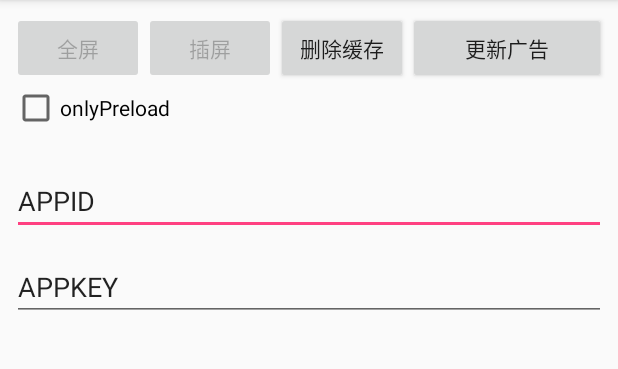
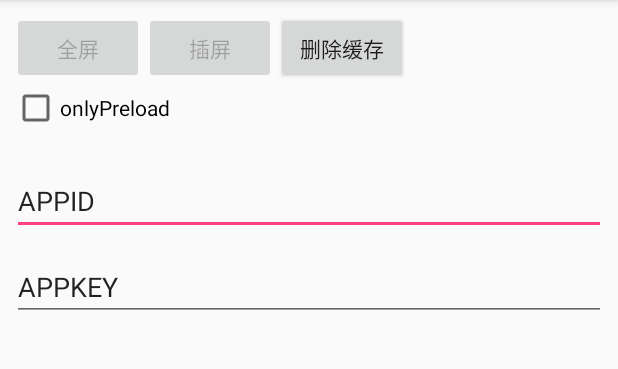
Before and after one commit to centrixlink/Centrixlink-Android-SDK, an Android app: the screen it shows after launch (MainActivity), on a phone screen of 412 x 824 dp, the part 84-453 px from its top. Run offline under Robolectric (Android 15) with nearby library versions, the phone set to English and light mode, and no system bars; libraries missing offline, so code that uses them is left out: com.centrixlink; 6 statements that could not run were skipped.

Commit message:
更新SDK版本至1.0.120 移除SDK preloadADListRequest方法 优化首次启动广告请求逻辑 优化部分手机SSL链接错误 优化视频广告跳转IEC效率

```diff
--- a/sample/app/src/main/java/com/centrixlink/sample/MainActivity.java
+++ b/sample/app/src/main/java/com/centrixlink/sample/MainActivity.java
@@ -78,7 +78,6 @@ public class MainActivity extends AppCompatActivity {
 
         final Button button1 =(Button) findViewById(R.id.interscreen);
         final Button button2 =(Button) findViewById(R.id.cleanPreload);
-        Button button3 =(Button) findViewById(R.id.updatePreload);
         button.setEnabled(false);
         button1.setEnabled(false);
 
@@ -130,12 +129,6 @@ public class MainActivity extends AppCompatActivity {
             @Override
             public void onClick(View v) {
                 centrixlink.resetPreloadCache();
-            }
-        });
-        button3.setOnClickListener(new View.OnClickListener() {
-            @Override
-            public void onClick(View v) {
-                centrixlink.preloadADListRequest();
             }
         });
         EventListener eventListener =  new EventListener() {
--- a/sample/app/src/main/res/layout/activity_main.xml
+++ b/sample/app/src/main/res/layout/activity_main.xml
@@ -64,25 +64,8 @@
         <TextView
             android:layout_width="match_parent"
             android:layout_height="wrap_content"
-            android:id="@+id/logTextView"
-            android:layout_alignParentLeft="true"
-            android:layout_alignParentStart="true"
-            android:layout_alignParentRight="true"
-            android:layout_alignParentEnd="true"
-            android:layout_alignParentBottom="true" />
+            android:id="@+id/logTextView" />
     </ScrollView>
-
-    <Button
-        android:text="@string/updateload"
-        android:layout_width="wrap_content"
-        android:layout_height="wrap_content"
-        android:layout_alignParentTop="true"
-        android:layout_alignParentRight="true"
-        android:layout_toRightOf="@+id/cleanPreload"
-        android:layout_toEndOf="@+id/cleanPreload"
-        android:layout_alignParentEnd="true"
-        android:id="@+id/updatePreload"
-        />
 
     <Button
         android:text="@string/interscreen"
```
Also changed, not shown: 2 other files.
